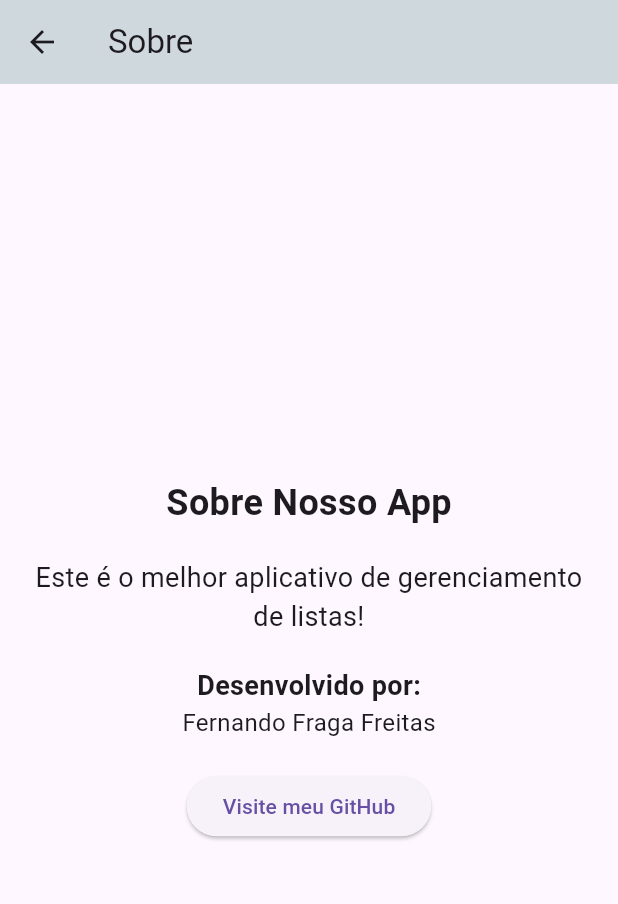
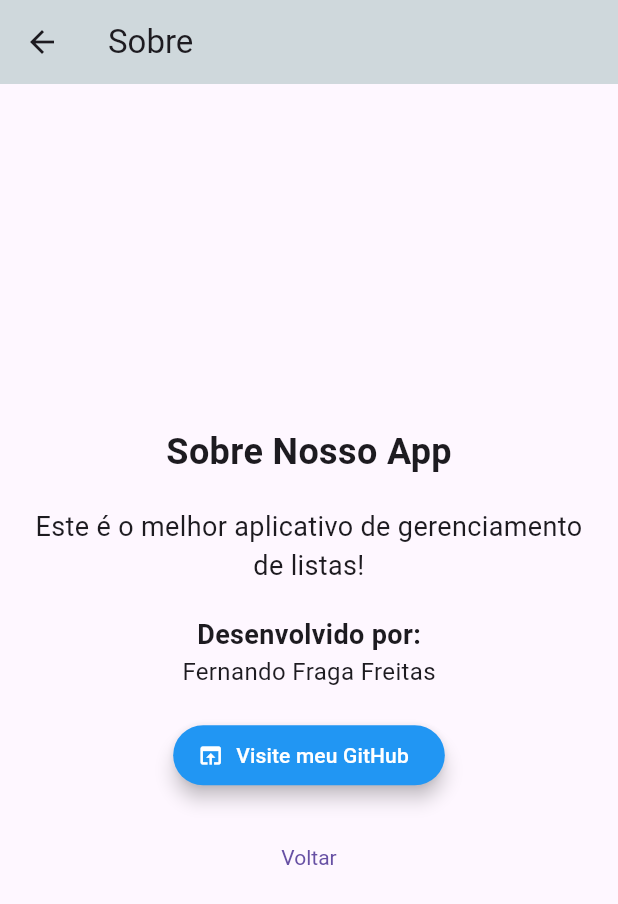
Before and after one commit to fernando-fraga/estudo-flutter-listacompras, a Flutter app: the SobreView screen opened by its route, on a phone screen of 412 x 824 dp. Shown: the top 904 px of the screen. Run offline on Flutter 3.47's test engine with Material 3 defaults, Android fonts, the phone set to English and light mode, and no system bars; our stand-ins replace device_preview.

Commit message:
Implementar filtro, ajuste no sobre

```diff
--- a/lib/view/sobre_view.dart
+++ b/lib/view/sobre_view.dart
@@ -15,15 +15,15 @@ class _SobreViewState extends State<SobreView> {
   // Método para abrir o link do GitHub
   _launchGitHubURL() async {
     const url = 'https://github.com/fernando-fraga';
-    if (await canLaunch(url)) {
-      await launch(url);
+    if (await canLaunchUrl(Uri.parse(url))) {
+      await launchUrl(Uri.parse(url));
     } else {
       throw 'Não foi possível abrir o link $url';
     }
   }
   @override
   Widget build(BuildContext context) {
-    return Scaffold(
+return Scaffold(
       appBar: AppBar(
         title: Text('Sobre'),
         backgroundColor: Colors.blueGrey.shade100,
@@ -65,11 +65,28 @@ class _SobreViewState extends State<SobreView> {
                 ),
               ),
               SizedBox(height: 20),
-              ElevatedButton(
+              ElevatedButton.icon(
                 onPressed: () {
-                    _launchGitHubURL;
+                  _launchGitHubURL();
                 },
-                child: Text('Visite meu GitHub'),
+                icon: Icon(Icons.open_in_browser),
+                label: Text('Visite meu GitHub'),
+                style: ElevatedButton.styleFrom(
+                  foregroundColor: Colors.white, backgroundColor: Colors.blue, // text color
+                  elevation: 5, // shadow elevation
+                ),
+              ),
+              SizedBox(height: 20),
+              TextButton(
+                onPressed: () {
+                  Navigator.pop(context);
+                },
+                child: Text('Voltar'),
+                style: TextButton.styleFrom(
+                  textStyle: TextStyle(
+                    color: Colors.grey,
+                  ),
+                ),
               ),
             ],
           ),
```
Also changed, not shown: lib/view/gerenciar_itens_view.dart (+51 -4 lines), lib/view/sobre.dart (deleted, +0 -69 lines).
